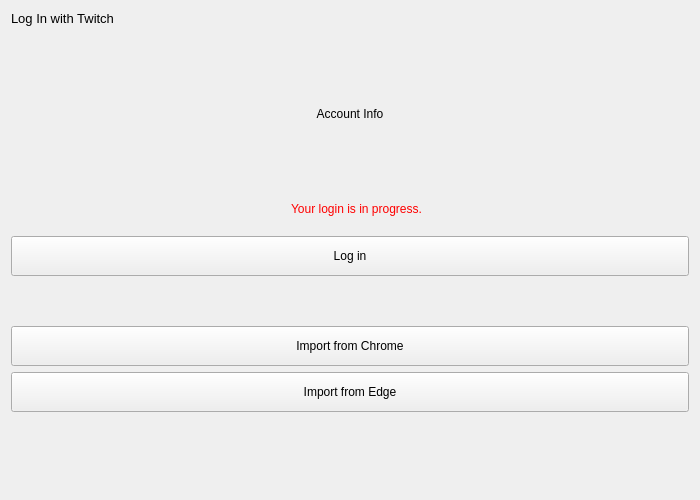
Before: the Qt Designer form resources/ui/account.ui in devhotteok/TwitchLink, drawn with Qt 5.
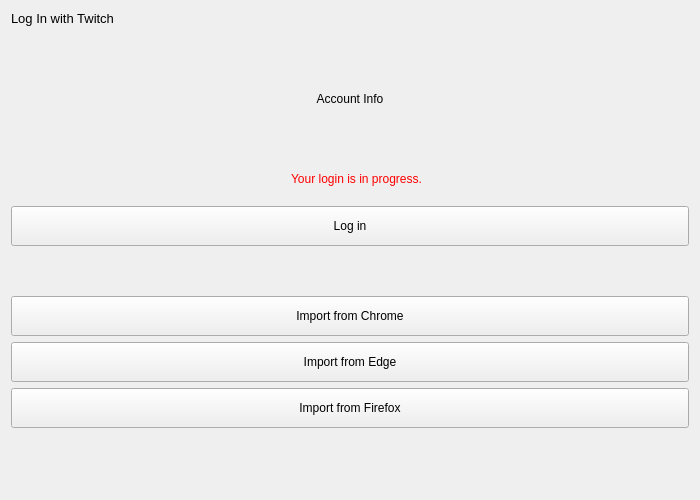
After: the same form once the commit is applied. The open tabs and pages were chosen to show the change. Icons and pictures are not drawn.

Diff of the .ui file:
```diff
--- a/resources/ui/account.ui
+++ b/resources/ui/account.ui
@@ -323,6 +323,19 @@
                </property>
               </widget>
              </item>
+             <item>
+              <widget class="QPushButton" name="importFromFirefoxButton">
+               <property name="minimumSize">
+                <size>
+                 <width>0</width>
+                 <height>40</height>
+                </size>
+               </property>
+               <property name="text">
+                <string>Import from Firefox</string>
+               </property>
+              </widget>
+             </item>
             </layout>
            </widget>
           </item>
```
